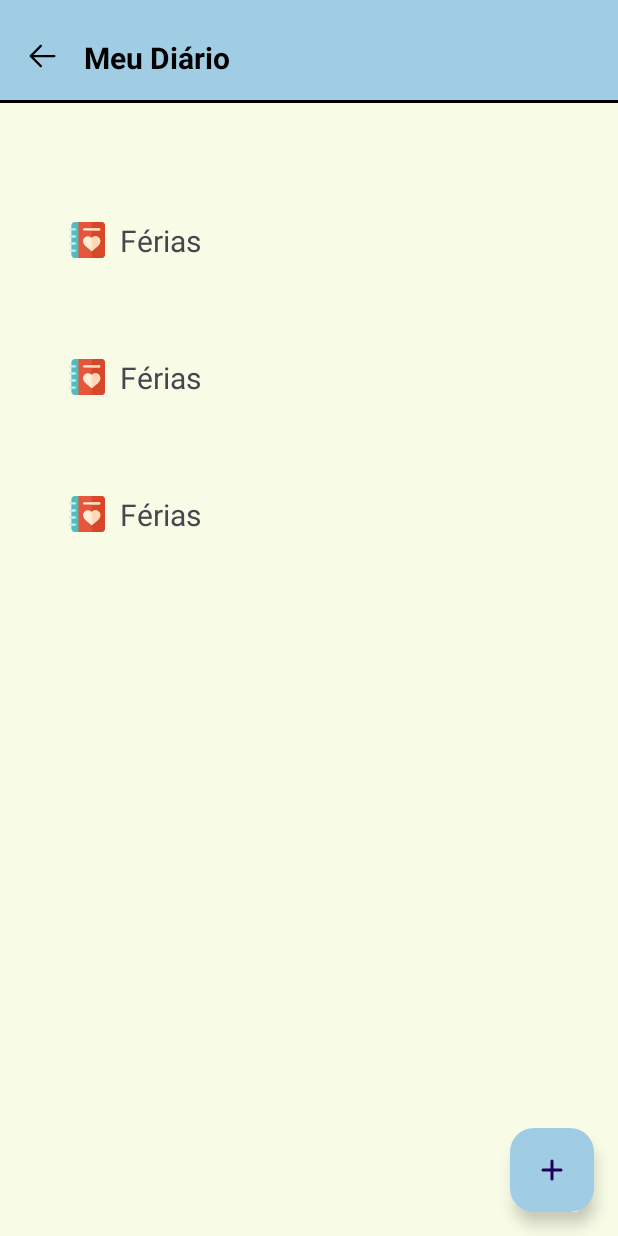
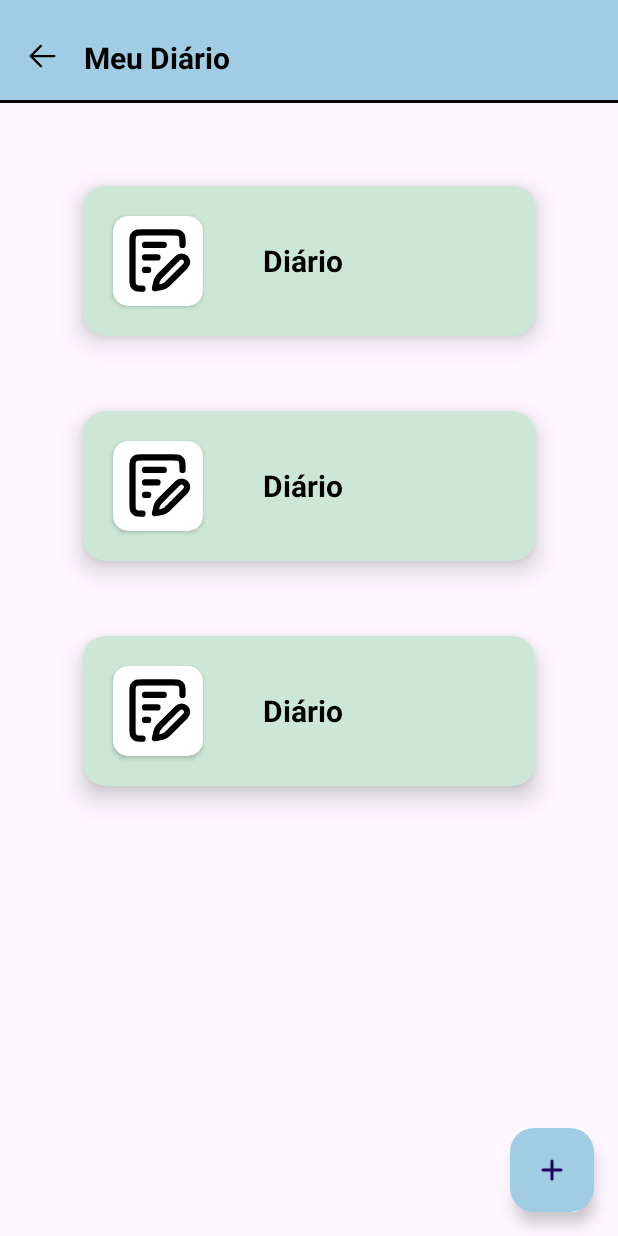
Before and after one commit to Adylla027/Projeto-Integrador, an Android app: the layout fragment_pagina_diario.xml on its own in the app's theme, with its tools: preview values and no code run, on a phone screen of 412 x 824 dp. Run offline under Robolectric (Android 15) with nearby library versions, the phone set to English and light mode, and no system bars.

```diff
--- a/app/build.gradle.kts
+++ b/app/build.gradle.kts
@@ -1,6 +1,7 @@
 plugins {
     alias(libs.plugins.android.application)
     alias(libs.plugins.kotlin.android)
+    id("kotlin-parcelize")
     id("androidx.navigation.safeargs.kotlin")
     id("com.google.gms.google-services")
 
@@ -60,4 +61,5 @@ dependencies {
     implementation("com.github.denzcoskun:ImageSlideShow:0.1.0")
     implementation(platform("com.google.firebase:firebase-bom:34.4.0"))
     implementation("com.google.firebase:firebase-auth")
+    implementation("com.google.firebase:firebase-database-ktx:21.0.0")
 }
--- a/app/src/main/res/layout/estilo_recyclerview_pagina_diario.xml
+++ b/app/src/main/res/layout/estilo_recyclerview_pagina_diario.xml
@@ -1,26 +1,55 @@
 <?xml version="1.0" encoding="utf-8"?>
 <androidx.constraintlayout.widget.ConstraintLayout xmlns:android="http://schemas.android.com/apk/res/android"
     android:layout_width="match_parent"
-    android:layout_height="wrap_content"
+    android:layout_height="150dp"
     android:backgroundTint="@color/color_default"
     xmlns:app="http://schemas.android.com/apk/res-auto">
 
 
 
-    <TextView
+    <androidx.cardview.widget.CardView
         android:layout_width="match_parent"
-        android:layout_height="wrap_content"
-        android:layout_marginTop="32dp"
-        android:padding="16dp"
-        android:text="Férias"
-        android:textSize="20dp"
-        android:drawablePadding="10dp"
+        android:layout_height="100dp"
         app:layout_constraintEnd_toEndOf="parent"
         app:layout_constraintStart_toStartOf="parent"
         app:layout_constraintTop_toTopOf="parent"
-        android:drawableStart="@drawable/diary"
+        android:layout_margin="25dp"
+        app:cardCornerRadius="15dp"
+        app:cardElevation="10dp"
+        android:backgroundTint="@color/color_default">
 
-        />
+        <LinearLayout
+            android:layout_width="match_parent"
+            android:layout_height="100dp"
+            android:orientation="horizontal">
+
+            <androidx.cardview.widget.CardView
+                android:layout_width="60dp"
+                android:layout_height="60dp"
+                android:layout_margin="20dp"
+                app:cardCornerRadius="10dp">
+
+                <ImageView
+                    android:layout_width="50dp"
+                    android:layout_height="50dp"
+                    android:layout_gravity="center"
+                    android:src="@drawable/ic_diario"/>
+
+            </androidx.cardview.widget.CardView>
+
+            <TextView
+                android:layout_width="wrap_content"
+                android:layout_height="wrap_content"
+                android:text="Diário"
+                android:textSize="20sp"
+                android:textStyle="bold"
+                android:layout_gravity="center"
+                android:textColor="@color/black"
+                android:layout_margin="20dp"/>
+
+        </LinearLayout>
+
+    </androidx.cardview.widget.CardView>
 
 
 
--- a/app/src/main/res/layout/fragment_pagina_escrita_diario.xml
+++ b/app/src/main/res/layout/fragment_diario_texto.xml
@@ -4,7 +4,7 @@
     xmlns:tools="http://schemas.android.com/tools"
     android:layout_width="match_parent"
     android:layout_height="match_parent"
-    tools:context=".fragment_pagina_escrita_diario">
+    tools:context=".FragmentDiarioTexto">
 
     <androidx.constraintlayout.widget.ConstraintLayout
         android:layout_width="match_parent"
@@ -47,7 +47,7 @@
                 android:layout_marginTop="?attr/actionBarSize"/>
 
             <EditText
-                android:id="@+id/edit_Text"
+                android:id="@+id/editText_Titulo"
                 android:layout_width="match_parent"
                 android:layout_height="48dp"
                 android:layout_margin="30dp"
@@ -64,6 +64,7 @@
                 android:hint="Hoje...">
 
                 <com.google.android.material.textfield.TextInputEditText
+                    android:id="@+id/input_editText"
                     android:layout_width="match_parent"
                     android:layout_height="match_parent"
                     android:inputType="textMultiLine|textCapSentences"
@@ -75,6 +76,7 @@
             </com.google.android.material.textfield.TextInputLayout>
 
             <com.google.android.material.button.MaterialButton
+                android:id="@+id/btnSalvar"
                 android:layout_width="match_parent"
                 android:layout_height="wrap_content"
                 android:text="Salvar"
--- a/app/src/main/res/layout/fragment_pagina_diario.xml
+++ b/app/src/main/res/layout/fragment_pagina_diario.xml
@@ -4,8 +4,7 @@
     android:layout_width="match_parent"
     android:layout_height="match_parent"
     xmlns:app="http://schemas.android.com/apk/res-auto"
-    tools:context=".PaginaDiario"
-    android:background="#F8FBE5">
+    tools:context=".PaginaDiario">
 
     <ScrollView
         android:id="@+id/scrollViewDIARIO"
@@ -65,22 +64,23 @@
         android:orientation="vertical"
         android:visibility="gone"
         android:gravity="center"
+        android:backgroundTint="@color/color_details"
         app:layout_constraintEnd_toEndOf="parent"
         app:layout_constraintBottom_toTopOf="@id/floatBtn_Adicionar">
 
-        <com.google.android.material.floatingactionbutton.FloatingActionButton
+        <ImageView
             android:id="@+id/btnTexto"
             android:layout_width="wrap_content"
             android:layout_height="wrap_content"
-            android:src="@drawable/ic_diario"
-            app:backgroundTint="@color/color_details"/>
+            android:layout_gravity="center"
+            android:src="@drawable/ic_diario"/>
 
-        <com.google.android.material.floatingactionbutton.FloatingActionButton
+        <ImageView
             android:id="@+id/btnFotografia"
             android:layout_width="wrap_content"
             android:layout_height="wrap_content"
-            android:src="@drawable/ic_diario"
-            app:backgroundTint="@color/color_details"/>
+            android:layout_gravity="center"
+            android:src="@drawable/ic_diario"/>
 
     </LinearLayout>
 
--- a/app/src/main/res/navigation/main_graph.xml
+++ b/app/src/main/res/navigation/main_graph.xml
@@ -184,9 +184,9 @@
     </fragment>
     <fragment
         android:id="@+id/fragment_pagina_escrita_diario"
-        android:name="com.adylla.atividade4.fragment_pagina_escrita_diario"
+        android:name="com.adylla.atividade4.FragmentDiarioTexto"
         android:label="fragment_pagina_escrita_diario"
-        tools:layout="@layout/fragment_pagina_escrita_diario" />
+        tools:layout="@layout/fragment_diario_texto" />
 
 
 </navigation>
--- a/app/src/main/res/values/colors.xml
+++ b/app/src/main/res/values/colors.xml
@@ -4,7 +4,7 @@
     <color name="white">#FFFFFFFF</color>
 
     <color name="colorPrimary">#A0CDE3</color>
-    <color name="color_default">#E3FFF0</color>
+    <color name="color_default">#CCE7D7</color>
     <color name="color_details">#A0CDE3</color>
     <color name="color_background">#FAFFF2</color>
 </resources>
```
Also changed, not shown: app/src/main/java/com/adylla/atividade4/FragmentDiarioTexto.kt (added, +100 -0 lines), app/src/main/java/com/adylla/atividade4/PaginaDiario.kt (+0 -27 lines), app/src/main/java/com/adylla/atividade4/RegistroDiario.kt (added, +11 -0 lines), app/src/main/java/com/adylla/atividade4/fragment_pagina_escrita_diario.kt (deleted, +0 -27 lines).
